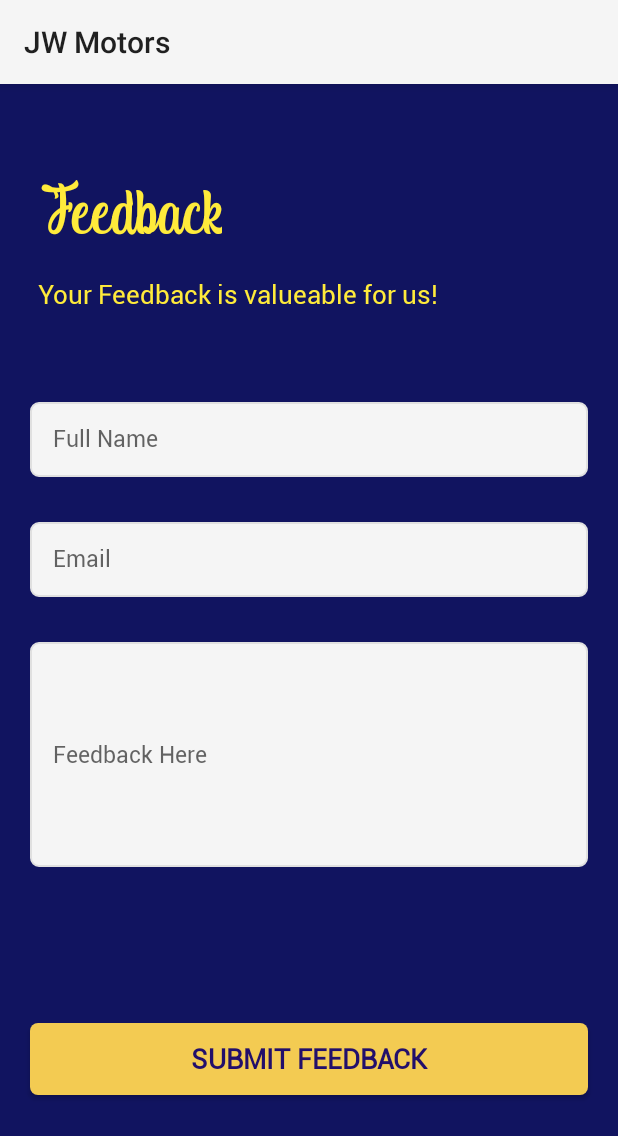
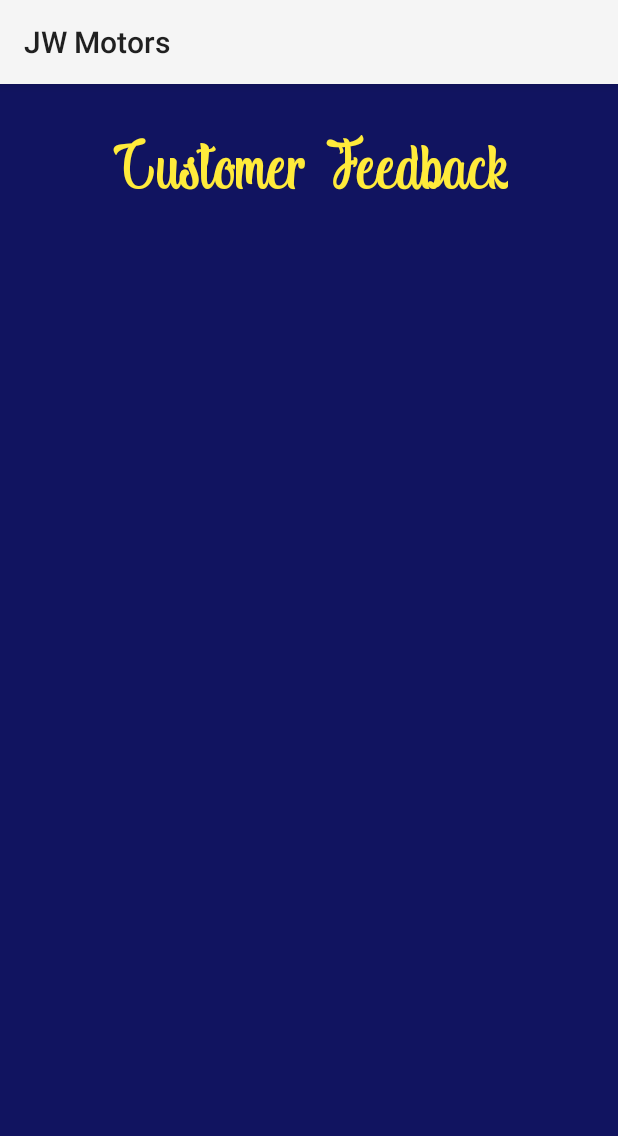
Before and after one commit to mzainyabtahir/jwMotors-main, an Android app: the AdminDashboard screen opened directly, with no data from a screen before it, after a tap on "FeedBacks", on a phone screen of 412 x 824 dp. Shown: the top 1136 px of the screen. Run offline under Robolectric (Android 15) with nearby library versions, the phone set to English and light mode, and no system bars; our stand-ins replace Firebase (no records; nobody signed in at launch, a user with empty details on screens opened directly).

Commit message:
db connected

```diff
--- a/app/src/main/AndroidManifest.xml
+++ b/app/src/main/AndroidManifest.xml
@@ -13,6 +13,9 @@
         android:roundIcon="@mipmap/ic_launcher_round"
         android:supportsRtl="true"
         android:theme="@style/AppTheme">
+        <activity
+            android:name=".CustomerFeedback"
+            android:exported="false" />
         <activity
             android:name=".UpdatePassword"
             android:exported="false" />
--- a/app/src/main/java/com/example/loginapp/AdminDashboard.java
+++ b/app/src/main/java/com/example/loginapp/AdminDashboard.java
@@ -36,7 +36,7 @@ public class AdminDashboard extends AppCompatActivity implements View.OnClickLis
                 startActivity(new Intent(this, CustomerRequests.class));
                 break;
             case R.id.button_feedBack:
-                startActivity(new Intent(this, Feedback.class));
+                startActivity(new Intent(this, CustomerFeedback.class));
                 break;
             case R.id.button_update_password:
                 startActivity(new Intent(this, UpdatePassword.class));
--- /dev/null
+++ b/app/src/main/java/com/example/loginapp/CustomerFeedback.java
@@ -0,0 +1,51 @@
+package com.example.loginapp;
+
+import androidx.annotation.NonNull;
+import androidx.appcompat.app.AppCompatActivity;
+
+import android.os.Bundle;
+import android.util.Log;
+import android.widget.TextView;
+
+import com.example.loginapp.models.Feedbacks;
+import com.google.android.gms.tasks.OnCompleteListener;
+import com.google.android.gms.tasks.Task;
+import com.google.firebase.firestore.DocumentSnapshot;
+import com.google.firebase.firestore.FirebaseFirestore;
+import com.google.firebase.firestore.QueryDocumentSnapshot;
+import com.google.firebase.firestore.QuerySnapshot;
+
+public class CustomerFeedback extends AppCompatActivity {
+
+    private TextView txvFeedBack, txvName;
+
+    @Override
+    protected void onCreate(Bundle savedInstanceState) {
+        super.onCreate(savedInstanceState);
+        setContentView(R.layout.activity_customer_feedback);
+
+        txvFeedBack = findViewById(R.id.txv_feedback);
+        txvName = findViewById(R.id.txv_name);
+
+        FirebaseFirestore db = FirebaseFirestore.getInstance();
+        db.collection("feedbacks")
+                .get()
+                .addOnCompleteListener(new OnCompleteListener<QuerySnapshot>() {
+                    @Override
+                    public void onComplete(@NonNull Task<QuerySnapshot> task) {
+                        if (task.isSuccessful()) {
+                            for (QueryDocumentSnapshot document : task.getResult()) {
+                                Log.d("CustomerFeedback", document.getId() + " => " + document.getData());
+                                Feedbacks feedback = document.toObject(Feedbacks.class);
+                                txvFeedBack.setText("Feedback: "+feedback.getFeedback());
+                                txvName.setText("Customer Name: "+feedback.getName());
+                                // add to adapter list
+                            }
+                        } else {
+                            Log.d("CustomerFeedback", "Error getting documents: ", task.getException());
+                        }
+                    }
+                });
+
+    }
+}
--- a/app/src/main/java/com/example/loginapp/models/feedback.java
+++ b/app/src/main/java/com/example/loginapp/models/Feedbacks.java
@@ -1,7 +1,7 @@
 package com.example.loginapp.models;
 import java.io.Serializable;
 
-public class feedback implements Serializable{
+public class Feedbacks implements Serializable{
 
     private String name,email,feedback;
 
@@ -14,8 +14,8 @@ public class feedback implements Serializable{
     public String getFeedback(){return feedback;}
     public void setFeedback(String feedback) {this.feedback = feedback;}
 
-    public feedback(){}
-    public feedback(String name, String email, String feedback)
+    public Feedbacks(){}
+    public Feedbacks(String name, String email, String feedback)
     {
         this.name=name;
         this.email=email;
--- a/app/src/main/java/com/example/loginapp/models/Request.java
+++ b/app/src/main/java/com/example/loginapp/models/Requests.java
@@ -1,8 +1,8 @@
 package com.example.loginapp.models;
 
-public class Request {
+public class Requests {
 
-    public Request(){}
+    public Requests(){}
     private int id;
     private String vehicleName;
     private String registrationNumber;
@@ -56,7 +56,7 @@ public class Request {
 
     public String getLon(){return lon;}
     public void setLon(String lon){this.lon=lon;}
-    public Request(int id,String name,String phone, String vehicleName, String registrationNumber, String requiredWork, String email, String lat, String lon) {
+    public Requests(int id, String name, String phone, String vehicleName, String registrationNumber, String requiredWork, String email, String lat, String lon) {
         this.id = id;
         this.name=name;
         this.phone=phone;
--- /dev/null
+++ b/app/src/main/res/layout/activity_customer_feedback.xml
@@ -0,0 +1,52 @@
+<?xml version="1.0" encoding="utf-8"?>
+<RelativeLayout xmlns:android="http://schemas.android.com/apk/res/android"
+    xmlns:app="http://schemas.android.com/apk/res-auto"
+    xmlns:tools="http://schemas.android.com/tools"
+    android:layout_width="match_parent"
+    android:layout_height="match_parent"
+    android:background="#111460"
+    tools:context=".CustomerFeedback">
+
+    <TextView
+        android:id="@+id/txv_title"
+        android:layout_width="wrap_content"
+        android:layout_height="wrap_content"
+        android:layout_centerHorizontal="true"
+        android:layout_marginTop="30dp"
+        android:text="Customer Feedback"
+        android:fontFamily="@font/indigo_daisy"
+        android:textColor="#FFEB3B"
+        android:textSize="50sp"/>
+    <LinearLayout
+        android:layout_width="match_parent"
+        android:layout_height="wrap_content"
+        android:layout_marginTop="30dp"
+        android:orientation="vertical"
+        android:layout_below="@+id/txv_title"
+        android:paddingHorizontal="20dp">
+        <TextView
+            android:id="@+id/txv_name"
+            android:layout_width="wrap_content"
+            android:layout_height="wrap_content"
+            android:layout_centerHorizontal="true"
+            android:layout_marginTop="40dp"
+            android:paddingHorizontal="25dp"
+            android:textColor="#FFFFFF"
+            android:text=""
+            android:textSize="18sp"/>
+        <TextView
+            android:id="@+id/txv_feedback"
+            android:layout_width="wrap_content"
+            android:layout_height="wrap_content"
+            android:layout_centerHorizontal="true"
+            android:layout_marginTop="40dp"
+            android:paddingHorizontal="25dp"
+            android:textColor="#FFFFFF"
+            android:text=""
+            android:textSize="18sp"/>
+
+    </LinearLayout>
+
+
+
+</RelativeLayout>
--- a/app/src/main/res/layout/lay_item_recycler_view.xml
+++ b/app/src/main/res/layout/lay_item_recycler_view.xml
@@ -20,6 +20,7 @@
             android:layout_height="wrap_content"
             android:layout_weight="2"
             android:textSize="16sp"
+            android:textColor="#000000"
             android:text="1"/>
         <TextView
             android:layout_width="wrap_content"
@@ -27,12 +28,14 @@
             android:layout_weight="4"
             android:id="@+id/txv_vehicle_number"
             android:textSize="16sp"
+            android:textColor="#000000"
             android:text="394593759438"/>
         <TextView
             android:layout_width="wrap_content"
             android:layout_height="wrap_content"
             android:layout_weight="2"
             android:textSize="16sp"
+            android:textColor="#000000"
             android:id="@+id/txv_registration_number"
             android:text="3948"/>
     </LinearLayout>
```
Also changed, not shown: app/src/main/java/com/example/loginapp/CustomerRequests.java (+34 -28 lines), app/src/main/java/com/example/loginapp/Feedback.java (+3 -7 lines), app/src/main/java/com/example/loginapp/MapsActivity.java (+4 -4 lines), app/src/main/java/com/example/loginapp/RequestMechanic.java (+3 -19 lines), app/src/main/java/com/example/loginapp/adapter/RequestAdapter.java (+4 -4 lines).
